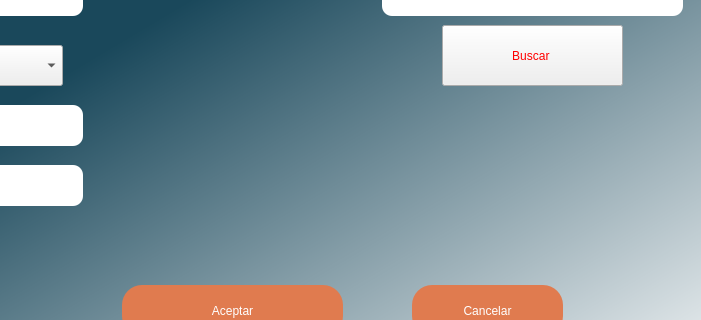
Old version of the form Interfaz/Ventana9.ui in the repository elesteban-os/MyPetsCR; both pictures show x 568 to 1269 and y 265 to 585 of the 1269 by 698 pixel window.
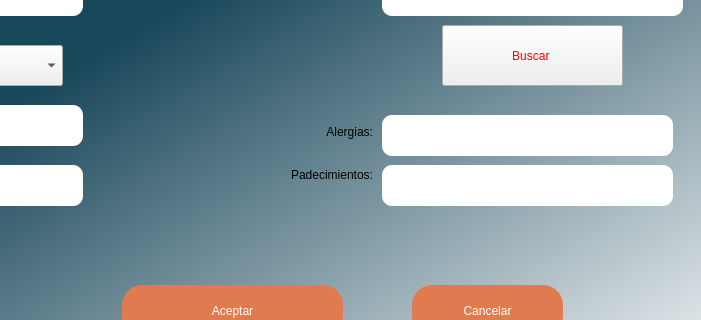
New version of the form. Icons and pictures are not drawn.

```diff
--- a/Interfaz/Ventana9.ui
+++ b/Interfaz/Ventana9.ui
@@ -305,6 +305,72 @@
      <string notr="true">font: 14pt &quot;MS Shell Dlg 2&quot;;</string>
     </property>
    </widget>
+   <widget class="QLineEdit" name="lineEdit_13">
+    <property name="geometry">
+     <rect>
+      <x>950</x>
+      <y>380</y>
+      <width>291</width>
+      <height>41</height>
+     </rect>
+    </property>
+    <property name="styleSheet">
+     <string notr="true">border-radius:10px;
+font: 16pt &quot;MS Shell Dlg 2&quot;;</string>
+    </property>
+    <property name="echoMode">
+     <enum>QLineEdit::Normal</enum>
+    </property>
+   </widget>
+   <widget class="QLabel" name="label_18">
+    <property name="geometry">
+     <rect>
+      <x>700</x>
+      <y>390</y>
+      <width>241</width>
+      <height>41</height>
+     </rect>
+    </property>
+    <property name="styleSheet">
+     <string notr="true">font: 16pt &quot;MS Shell Dlg 2&quot;;</string>
+    </property>
+    <property name="text">
+     <string>&lt;html&gt;&lt;head/&gt;&lt;body&gt;&lt;p align=&quot;right&quot;&gt;Alergias:&lt;/p&gt;&lt;p align=&quot;right&quot;&gt;&lt;br/&gt;&lt;/p&gt;&lt;/body&gt;&lt;/html&gt;</string>
+    </property>
+   </widget>
+   <widget class="QLineEdit" name="lineEdit_14">
+    <property name="geometry">
+     <rect>
+      <x>950</x>
+      <y>430</y>
+      <width>291</width>
+      <height>41</height>
+     </rect>
+    </property>
+    <property name="styleSheet">
+     <string notr="true">border-radius:10px;
+font: 16pt &quot;MS Shell Dlg 2&quot;;</string>
+    </property>
+    <property name="echoMode">
+     <enum>QLineEdit::Normal</enum>
+    </property>
+   </widget>
+   <widget class="QLabel" name="label_19">
+    <property name="geometry">
+     <rect>
+      <x>700</x>
+      <y>420</y>
+      <width>241</width>
+      <height>41</height>
+     </rect>
+    </property>
+    <property name="styleSheet">
+     <string notr="true">font: 16pt &quot;MS Shell Dlg 2&quot;;</string>
+    </property>
+    <property name="text">
+     <string>&lt;html&gt;&lt;head/&gt;&lt;body&gt;&lt;p align=&quot;right&quot;&gt;Padecimientos:&lt;/p&gt;&lt;/body&gt;&lt;/html&gt;</string>
+    </property>
+   </widget>
   </widget>
   <widget class="QMenuBar" name="menubar">
    <property name="geometry">
```
Left out of the diff: 2 changed lines with no effect on the pictures.
